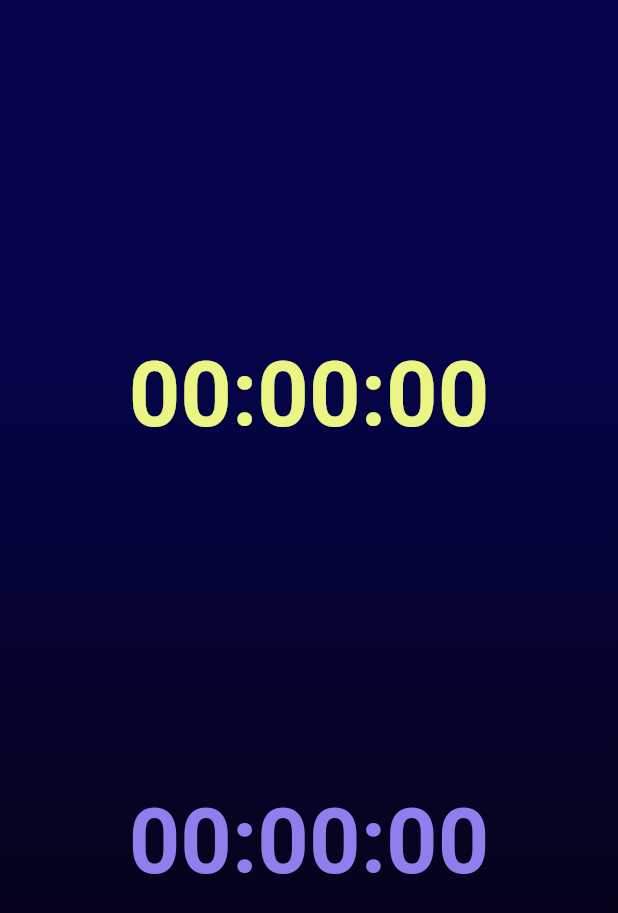
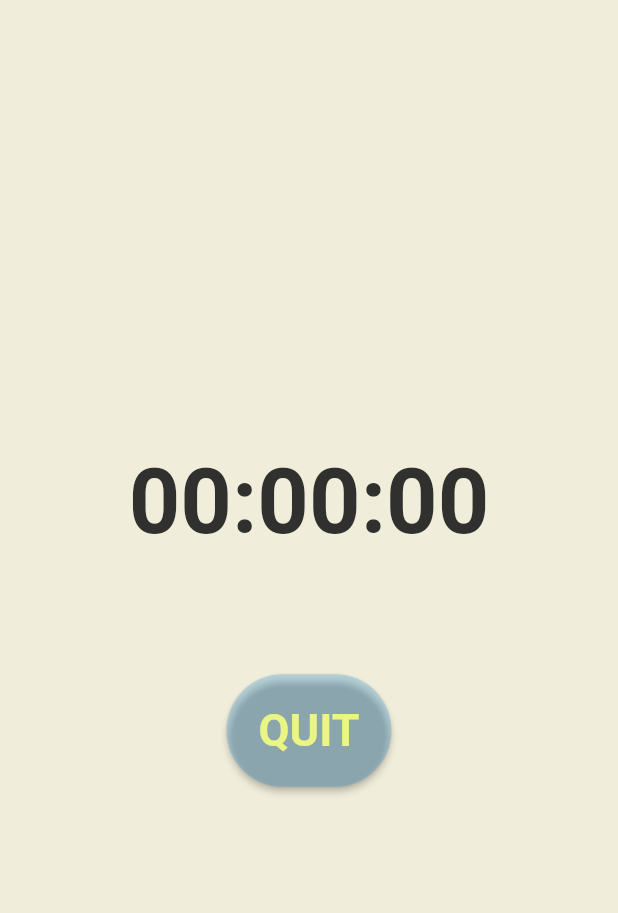
Before and after one commit to Spades13/Flutter_TM, a Flutter app: the Tracking screen opened directly, on a phone screen of 412 x 824 dp. Shown: the top 913 px of the screen. Run offline on Flutter 3.47's test engine with Material 2 defaults, Android fonts, the light colour scheme and no system bars; our stand-ins replace audioplayers, google_nav_bar, shared_preferences; missing offline and left inert: app_usage, usage_stats; accounts and stored records are empty.

Commit message:
made timer state change and quit button

```diff
--- a/tm/lib/globals.dart
+++ b/tm/lib/globals.dart
@@ -4,6 +4,3 @@ int study_hour = 0;
 int study_minutes = 0;
 int break_hour = 0;
 int break_minutes = 0;
-
-Duration study_hour_d = Duration(hours: study_hour);
-Duration study_minutes_d = Duration(minutes: study_minutes);
--- a/tm/lib/theme/theme_constants.dart
+++ b/tm/lib/theme/theme_constants.dart
@@ -15,7 +15,13 @@ ThemeData darkTheme = ThemeData(
               color: Color.fromRGBO(255, 255, 255, 0.957),
               //color: Color.fromARGB(255, 30, 217, 230),
               fontWeight: FontWeight.bold,
-            )
+            ),
+    headlineLarge:  TextStyle(
+              fontSize: 60,
+              color:  Color.fromRGBO(234, 245, 132, 12),
+              //color: Color.fromARGB(255, 30, 217, 230),
+              fontWeight: FontWeight.bold,
+            ),
   )
 
 
@@ -36,8 +42,16 @@ ThemeData lightTheme = ThemeData(
               color: Color.fromRGBO(39, 39, 39, 0.957),
               //color: Color.fromARGB(255, 30, 217, 230),
               fontWeight: FontWeight.bold,
-            )
+            ),
+
+    headlineLarge:  TextStyle(
+              fontSize: 60,
+              color: Color.fromRGBO(39, 39, 39, 0.957),
+              //color: Color.fromARGB(255, 30, 217, 230),
+              fontWeight: FontWeight.bold,
+            ),
   )
+
 
   //textTheme for numbers
 
--- a/tm/lib/timer.dart
+++ b/tm/lib/timer.dart
@@ -1,4 +1,5 @@
 import 'package:flutter/material.dart';
+import 'package:tm/homepage.dart';
 import 'dart:async';
 import 'package:usage_stats/usage_stats.dart';
 //import 'package:permission_handler/permission_handler.dart';
@@ -28,10 +29,11 @@ class _TrackingState extends State<Tracking> with WidgetsBindingObserver {
       Duration(hours: globals.break_hour, minutes: globals.break_minutes);
   bool active_break = false;
 //list to overlap timers
-  List<Widget> _timerstate = [];
+
 
   @override
   void initState() {
+
     super.initState();
     WidgetsBinding.instance.addObserver(this);
     timer = Timer.periodic(Duration(seconds: 1), (tm) {
@@ -44,8 +46,8 @@ class _TrackingState extends State<Tracking> with WidgetsBindingObserver {
           timer.cancel();
           active_break = true;
           active = false;
-          count_break += Duration(
-              hours: globals.break_hour, minutes: globals.break_minutes);
+          /*count_break += Duration(
+              hours: globals.break_hour, minutes: globals.break_minutes);*/
         }
       }
     });
@@ -59,9 +61,9 @@ class _TrackingState extends State<Tracking> with WidgetsBindingObserver {
           break_timer.cancel();
           active_break = false;
           active = true;
-          count_study += Duration(
+          /*count_study += Duration(
               hours: globals.study_hour, minutes: globals.study_minutes);
-          print(count_study);
+          print(count_study);*/
         }
       }
     });
@@ -97,13 +99,32 @@ class _TrackingState extends State<Tracking> with WidgetsBindingObserver {
       print("Paused");
     }
   }
+  checkTimer(){
+    int index = 0;
+    if(active == true){
+      index = 0;
+      return index;
+
+    }else{
+      index = 1;
+      return index;
+    }
+  }
+
 
   @override
   Widget build(BuildContext context) {
     TextTheme _textTheme = Theme.of(context).textTheme;
+    List<Widget> _timerstate = [
+    Text("${(count_study.inHours).toString().padLeft(2, "0")}:${(count_study.inMinutes % 60).toString().padLeft(2, "0")}:${(count_study.inSeconds % 60).toString().padLeft(2, "0")}",
+                        style: _textTheme.headlineLarge),
 
-    return Container(
-        decoration: const BoxDecoration(
+    Text( "${(count_break.inHours).toString().padLeft(2, "0")}:${(count_break.inMinutes % 60).toString().padLeft(2, "0")}:${(count_break.inSeconds % 60).toString().padLeft(2, "0")}",
+                        style: _textTheme.headlineLarge)
+  ];
+
+
+        /*decoration: const BoxDecoration(
             gradient: LinearGradient(
                 begin: Alignment.topCenter,
                 end: Alignment.bottomCenter,
@@ -113,27 +134,38 @@ class _TrackingState extends State<Tracking> with WidgetsBindingObserver {
               Color.fromARGB(255, 5, 4, 51),
               Color.fromARGB(255, 5, 4, 26),
               Color.fromARGB(255, 5, 4, 26),
-            ])),
-        child: Scaffold(
-          backgroundColor: Colors.transparent,
-          body: Column(
-              mainAxisAlignment: MainAxisAlignment.spaceEvenly,
+            ])),*/
+      return Scaffold(
+          body:
+          Column(
+              mainAxisAlignment: MainAxisAlignment.center,
               children: [
                 Center(
-                    child: Text(
-                        "${(count_study.inHours).toString().padLeft(2, "0")}:${(count_study.inMinutes % 60).toString().padLeft(2, "0")}:${(count_study.inSeconds % 60).toString().padLeft(2, "0")}",
-                        style: TextStyle(
-                            color: Color.fromRGBO(234, 245, 132, 12),
-                            fontSize: 60,
-                            fontWeight: FontWeight.bold))),
-                Center(
-                    child: Text(
-                        "${(count_break.inHours).toString().padLeft(2, "0")}:${(count_break.inMinutes % 60).toString().padLeft(2, "0")}:${(count_break.inSeconds % 60).toString().padLeft(2, "0")}",
-                        style: TextStyle(
-                            color: Color.fromRGBO(149, 132, 245, 0.957),
-                            fontSize: 60,
-                            fontWeight: FontWeight.bold))),
-              ]),
-        ));
+                    child: _timerstate[checkTimer()]),
+              SizedBox(height: 80),
+                Column(
+
+                  mainAxisAlignment: MainAxisAlignment.end,
+                  children: [
+                    ElevatedButton(
+                  style: ElevatedButton.styleFrom(
+            shape: StadiumBorder(),
+            minimumSize: Size(110, 75),
+            textStyle: TextStyle(fontSize: 30, fontWeight: FontWeight.bold),
+            primary: Color.fromARGB(61, 21, 142, 223),
+            onPrimary: Color.fromRGBO(234, 245, 132, 12),
+          ),
+          child: Text('QUIT'),
+          onPressed: () {
+             Navigator.pop(
+                  context, MaterialPageRoute(builder: (context) => Tracking()));
+
+
+          }),
+          ],)
+],),
+
+
+        );
   }
 }
```
Also changed, not shown: tm/lib/state.dart (added, +41 -0 lines), tm/pubspec.lock.
